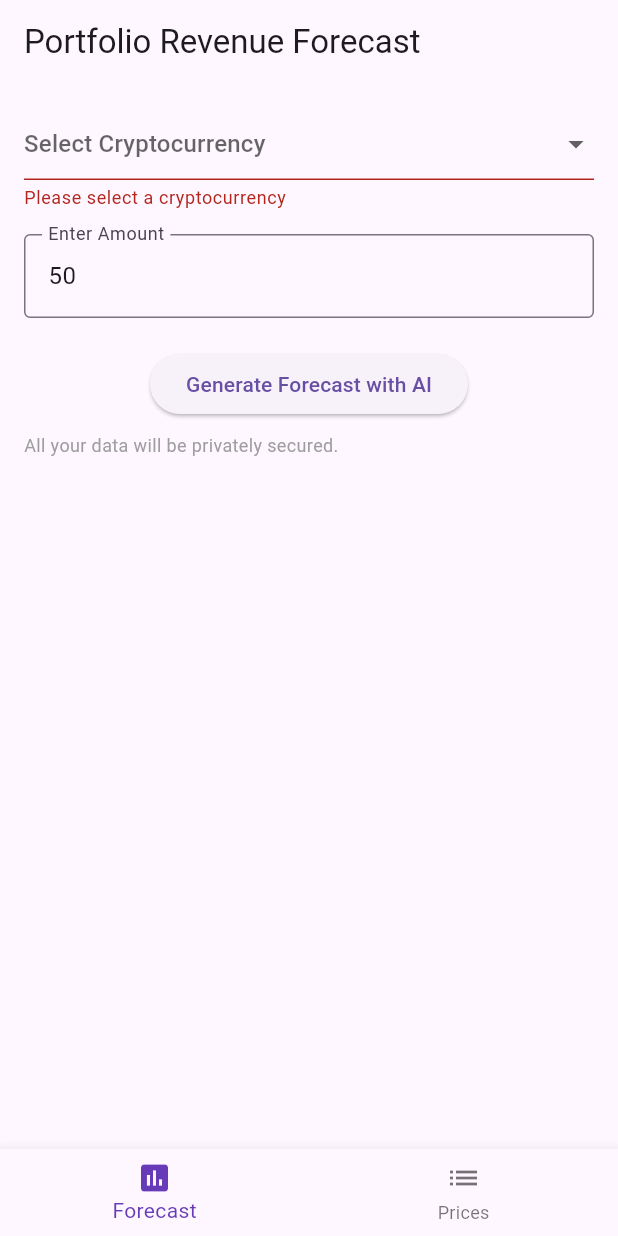
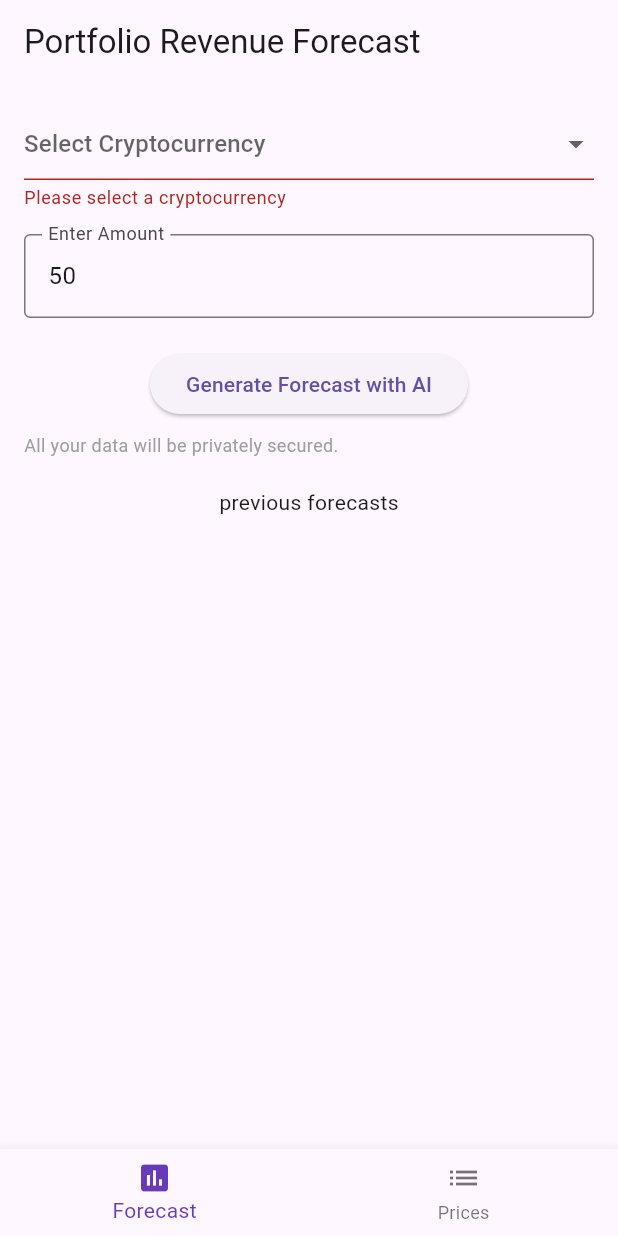
Before and after one commit to WaleedAlrashed/crypto_hub, a Flutter app: the screen it shows after launch, after a tap on "Generate Forecast with AI", on a phone screen of 412 x 824 dp. Run offline on Flutter 3.47's test engine with Material 3 defaults, Android fonts, the phone set to English and light mode, and no system bars; our stand-ins replace flutter_dotenv, flutter_gemini, hive, hive_flutter; missing offline and left inert: flutter_icons_fix; accounts and stored records are empty; network calls fail.

Commit message:
Add store previous forecasts feature

```diff
--- a/lib/main.dart
+++ b/lib/main.dart
@@ -3,6 +3,8 @@ import 'package:crypto_tracker/pages/home_page.dart';
 import 'package:flutter/material.dart';
 import 'package:flutter_dotenv/flutter_dotenv.dart';
 import 'package:flutter_gemini/flutter_gemini.dart';
+import 'package:hive_flutter/hive_flutter.dart';
+import 'package:crypto_tracker/models/forecast_model.dart';
 
 void main() async {
   WidgetsFlutterBinding.ensureInitialized();
@@ -13,6 +15,11 @@ void main() async {
     throw Exception('GEMINI_API_KEY not found in .env file');
   }
   Gemini.init(apiKey: geminiApiKey);
+
+  await Hive.initFlutter();
+  Hive.registerAdapter(ForecastModelAdapter());
+  Hive.registerAdapter(ForecastAdapter());
+  await Hive.openBox<ForecastModel>('forecasts');
 
   runApp(
     CryptoTrackerApp(),
@@ -31,6 +38,7 @@ class CryptoTrackerApp extends StatelessWidget {
       initialData: _themeNotifier.currentTheme,
       builder: (context, snapshot) {
         return MaterialApp(
+          title: 'Crypto Tracker',
           theme: ThemeData.light(),
           darkTheme: ThemeData.dark(),
           themeMode: snapshot.data,
--- a/lib/models/forecast_model.dart
+++ b/lib/models/forecast_model.dart
@@ -1,9 +1,19 @@
-import 'dart:convert';
+import 'package:hive/hive.dart';
 
+part 'forecast_model.g.dart';
+
+@HiveType(typeId: 0)
 class ForecastModel {
+  @HiveField(0)
   final String crypto;
+
+  @HiveField(1)
   final Forecast forecast;
+
+  @HiveField(2)
   final String assumptions;
+
+  @HiveField(3)
   final String tips;
 
   ForecastModel({
@@ -22,7 +32,6 @@ class ForecastModel {
     );
   }
 
-  // Factory method for empty results
   factory ForecastModel.empty() {
     return ForecastModel(
       crypto: '',
@@ -33,9 +42,15 @@ class ForecastModel {
   }
 }
 
+@HiveType(typeId: 1)
 class Forecast {
+  @HiveField(0)
   final String shortTerm;
+
+  @HiveField(1)
   final String mediumTerm;
+
+  @HiveField(2)
   final String longTerm;
 
   Forecast({
@@ -51,7 +66,7 @@ class Forecast {
       longTerm: json['long_term'],
     );
   }
-  // Factory method for empty forecast
+
   factory Forecast.empty() {
     return Forecast(
       shortTerm: '',
@@ -60,27 +75,3 @@ class Forecast {
     );
   }
 }
-
-// Example usage
-void main() {
-  String jsonString = '''
-  {
-    "crypto": "BTC",
-    "forecast": {
-      "short_term": "Up to 5-10%",
-      "medium_term": "15-25%",
-      "long_term": "50-100%"
-    },
-    "assumptions": "Assuming average market trends and historical growth rates",
-    "tips": "* Consider dollar-cost averaging to reduce risk and increase potential returns over time.\\n* Research and invest in a diverse portfolio of cryptocurrencies to reduce risk.\\n* Hold your investments long-term to maximize potential gains."
-  }
-  ''';
-
-  Map<String, dynamic> jsonData = jsonDecode(jsonString);
-  ForecastModel forecastModel = ForecastModel.fromJson(jsonData);
-
-  print('Crypto: ${forecastModel.crypto}');
-  print('Short Term Forecast: ${forecastModel.forecast.shortTerm}');
-  print('Assumptions: ${forecastModel.assumptions}');
-  print('Tips: ${forecastModel.tips}');
-}
--- a/lib/pages/portfolio_forecast_page.dart
+++ b/lib/pages/portfolio_forecast_page.dart
@@ -1,6 +1,8 @@
 import 'package:crypto_tracker/pages/forecast_results_page.dart';
 import 'package:crypto_tracker/services/gemini_service.dart';
 import 'package:flutter/material.dart';
+import 'package:hive/hive.dart';
+import 'package:crypto_tracker/models/forecast_model.dart';
 
 class PortfolioForecastPage extends StatefulWidget {
   const PortfolioForecastPage({super.key});
@@ -13,16 +15,17 @@ class _PortfolioForecastPageState extends State<PortfolioForecastPage> {
   final _formKey = GlobalKey<FormState>();
   String? selectedCrypto;
   double? cryptoAmount;
-  bool _isLoading = false; // Track loading state
-  final List<String> cryptocurrencies = [
-    'BTC',
-    'ETH',
-    'BNB',
-    'XRP',
-    'ADA'
-  ]; // Example list
+  bool _isLoading = false;
+  final List<String> cryptocurrencies = ['BTC', 'ETH', 'BNB', 'XRP', 'ADA'];
   final TextEditingController amountController =
       TextEditingController(text: "50");
+  late Box<ForecastModel> forecastBox;
+
+  @override
+  void initState() {
+    super.initState();
+    forecastBox = Hive.box<ForecastModel>('forecasts');
+  }
 
   @override
   Widget build(BuildContext context) {
@@ -40,7 +43,6 @@ class _PortfolioForecastPageState extends State<PortfolioForecastPage> {
                 child: Column(
                   crossAxisAlignment: CrossAxisAlignment.start,
                   children: [
-                    // Dropdown for selecting cryptocurrency
                     DropdownButtonFormField<String>(
                       value: selectedCrypto,
                       hint: const Text('Select Cryptocurrency'),
@@ -60,8 +62,6 @@ class _PortfolioForecastPageState extends State<PortfolioForecastPage> {
                           : null,
                     ),
                     const SizedBox(height: 16.0),
-
-                    // Text field for entering amount
                     TextFormField(
                       controller: amountController,
                       keyboardType: TextInputType.number,
@@ -84,11 +84,9 @@ class _PortfolioForecastPageState extends State<PortfolioForecastPage> {
                       },
                     ),
                     const SizedBox(height: 20.0),
-
-                    // Button to generate results
                     Center(
                       child: _isLoading
-                          ? const CircularProgressIndicator() // Show loading indicator
+                          ? const CircularProgressIndicator()
                           : ElevatedButton(
                               onPressed: () {
                                 if (_formKey.currentState!.validate()) {
@@ -99,13 +97,44 @@ class _PortfolioForecastPageState extends State<PortfolioForecastPage> {
                               child: const Text('Generate Forecast with AI'),
                             ),
                     ),
-
-                    // Disclaimer text
                     const Padding(
                       padding: EdgeInsets.only(top: 8.0),
                       child: Text(
                         'All your data will be privately secured.',
                         style: TextStyle(fontSize: 12.0, color: Colors.grey),
+                      ),
+                    ),
+                    const SizedBox(height: 20.0),
+                    const SizedBox(
+                      height: 20,
+                      child: Row(
+                        mainAxisAlignment: MainAxisAlignment.center,
+                        children: [
+                          Text("previous forecasts"),
+                        ],
+                      ),
+                    ),
+                    Expanded(
+                      child: ListView.builder(
+                        itemCount: forecastBox.length,
+                        itemBuilder: (context, index) {
+                          final forecast = forecastBox.getAt(index);
+                          return Card(
+                            child: ListTile(
+                              title: Text(forecast!.crypto),
+                              subtitle: Text(
+                                  'Short Term: ${forecast.forecast.shortTerm}'),
+                              onTap: () {
+                                Navigator.of(context).push(
+                                  MaterialPageRoute(
+                                    builder: (context) =>
+                                        ForecastResultsPage(forecast: forecast),
+                                  ),
+                                );
+                              },
+                            ),
+                          );
+                        },
                       ),
                     ),
                   ],
@@ -118,20 +147,19 @@ class _PortfolioForecastPageState extends State<PortfolioForecastPage> {
     );
   }
 
-  // Function to generate forecast by sending data to Google Gemini
   void generateForecast() async {
     setState(() {
-      _isLoading = true; // Set loading state to true
+      _isLoading = true;
     });
 
     try {
-      // Call Gemini API (this should be an async function)
       final forecastData =
           await GeminiService.getForecast(selectedCrypto!, cryptoAmount!);
 
       if (!mounted) return;
 
-      // Navigate to results page with the forecast data
+      forecastBox.add(forecastData);
+
       Navigator.of(context).push(
         MaterialPageRoute(
           builder: (context) => ForecastResultsPage(
@@ -140,11 +168,10 @@ class _PortfolioForecastPageState extends State<PortfolioForecastPage> {
         ),
       );
     } catch (e) {
-      // Handle any errors here
       print('Error fetching forecast: $e');
     } finally {
       setState(() {
-        _isLoading = false; // Reset loading state
+        _isLoading = false;
       });
     }
   }
--- a/pubspec.yaml
+++ b/pubspec.yaml
@@ -40,6 +40,8 @@ dependencies:
   flutter_icons_fix: ^1.0.3
   flutter_gemini: ^2.0.5
   flutter_dotenv: ^5.2.1
+  hive: ^2.0.0
+  hive_flutter: ^1.0.0
 
 dev_dependencies:
   flutter_test:
@@ -51,6 +53,8 @@ dev_dependencies:
   # package. See that file for information about deactivating specific lint
   # rules and activating additional ones.
   flutter_lints: ^4.0.0
+  hive_generator: ^1.0.0
+  build_runner: ^2.0.0
 
 # For information on the generic Dart part of this file, see the
 # following page: https://dart.dev/tools/pub/pubspec
```
Also changed, not shown: lib/models/forecast_model.g.dart (added), pubspec.lock, 2 other files.
